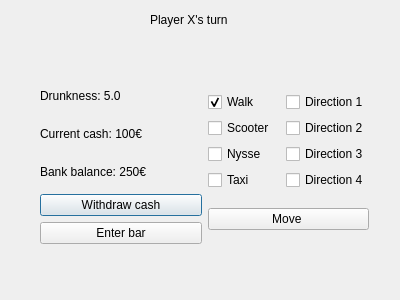
Before: the Qt Designer form Game/playerturndialog.ui in RauliV/Nysse, drawn with Qt 5.
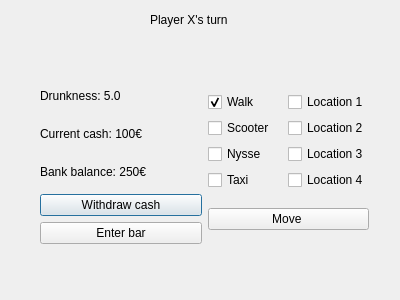
After: the same form once the commit is applied.

```diff
--- a/Game/playerturndialog.ui
+++ b/Game/playerturndialog.ui
@@ -26,7 +26,7 @@
     <string>Player X's turn</string>
    </property>
   </widget>
-  <widget class="QWidget" name="">
+  <widget class="QWidget" name="layoutWidget">
    <property name="geometry">
     <rect>
      <x>40</x>
@@ -119,28 +119,28 @@
           <item>
            <widget class="QCheckBox" name="DirectionCheckBox">
             <property name="text">
-             <string>Direction 1</string>
+             <string>Location 1</string>
             </property>
            </widget>
           </item>
           <item>
            <widget class="QCheckBox" name="DirectionCheckBox_2">
             <property name="text">
-             <string>Direction 2</string>
+             <string>Location 2</string>
             </property>
            </widget>
           </item>
           <item>
            <widget class="QCheckBox" name="DirectionCheckBox_3">
             <property name="text">
-             <string>Direction 3</string>
+             <string>Location 3</string>
             </property>
            </widget>
           </item>
           <item>
            <widget class="QCheckBox" name="DirectionCheckBox_4">
             <property name="text">
-             <string>Direction 4</string>
+             <string>Location 4</string>
             </property>
            </widget>
           </item>
```
Left out of the diff: 6 changed lines with no effect on the pictures.
